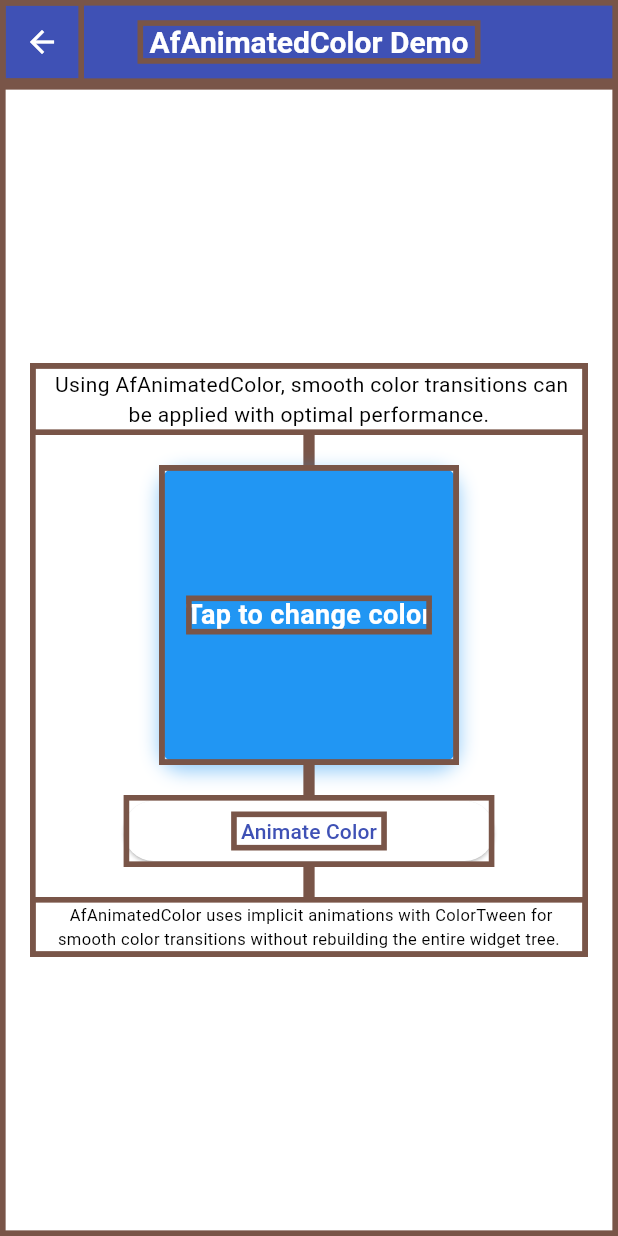
After one commit to FernandoDev007/af_animations, a Flutter app: the AfAnimatedColorPageOptimized screen opened by its route, on a phone screen of 412 x 824 dp. The commit adds this screen. Run offline on Flutter 3.47's test engine with Material 3 defaults, Android fonts, the phone set to English and light mode, and no system bars.

Commit message:
feat(widgets): add AfAnimatedColor widget with optimized/unoptimized examples
Add a new AfAnimatedColor widget that enables smooth color transitions with
performance optimizations built-in. This component simplifies color animation
implementation while maintaining efficiency.

Key additions:
- New AfAnimatedColor widget for color transition animations
- AfAnimatedColorPageOptimized example showcasing recommended implementation patterns
- AfAnimatedColorPageUnoptimized example demonstrating common performance pitfalls

These paired examples provide developers with clear guidance on best practices
when implementing color animations, highlighting the performance benefits of
proper implementation versus common anti-patterns.

````diff
--- a/example/lib/main.dart
+++ b/example/lib/main.dart
@@ -2,6 +2,8 @@ import 'dart:ui';
 
 import 'package:af_animations/af_animations.dart';
 import 'package:af_animations_example/home_page.dart';
+import 'package:af_animations_example/value_examples_demo/animated_color_page_optimized.dart';
+import 'package:af_animations_example/value_examples_demo/animated_color_page_unoptimized.dart';
 import 'package:af_animations_example/value_examples_demo/animated_composed_page_optimized.dart';
 import 'package:af_animations_example/value_examples_demo/animated_composed_page_unoptimized.dart';
 import 'package:af_animations_example/value_examples_demo/animated_secondary_value_page_optimized.dart';
@@ -50,6 +52,8 @@ class _MyAppState extends State<MyApp> {
           "/animated_secondary_value_page_unoptimized" : (context) => const AfAnimatedSecondaryValuePageUnoptimized(),
           "/animated_composed_page_optimized" : (context) => const AfAnimatedComposedPageOptimized(),
           "/animated_composed_page_unoptimized" : (context) => const AfAnimatedComposedPageUnoptimized(),
+          "/animated_color_page_optimized" : (context) => const AfAnimatedColorPageOptimized(),
+          "/animated_color_page_unoptimized" : (context) => const AfAnimatedColorPageUnoptimized(),
 
           /// Implicitly Animations
           "/implicitly_demo" : (context) => const ImplicitlyPage(),
--- /dev/null
+++ b/example/lib/value_examples_demo/animated_color_page_optimized.dart
@@ -0,0 +1,135 @@
+import 'package:af_animations/af_animations.dart';
+import 'package:flutter/material.dart';
+
+class AfAnimatedColorPageOptimized extends StatefulWidget {
+  const AfAnimatedColorPageOptimized({
+    super.key,
+  });
+
+  @override
+  State<AfAnimatedColorPageOptimized> createState() => _AfAnimatedColorPageOptimizedState();
+}
+
+class _AfAnimatedColorPageOptimizedState extends State<AfAnimatedColorPageOptimized> {
+
+  Color currentColor = Colors.blue;
+
+  List<Color> availableColors = [
+    Colors.blue,
+    Colors.red,
+    Colors.green,
+    Colors.purple,
+    Colors.orange,
+  ];
+
+  int colorIndex = 0;
+
+  void _changeColor() {
+    colorIndex = (colorIndex + 1) % availableColors.length;
+    currentColor = availableColors[colorIndex];
+    AfAnimations.update(context, ids: ["AfAnimatedColor Demo"]);
+  }
+
+  @override
+  Widget build(BuildContext context) {
+    return Scaffold(
+      appBar: PreferredSize(
+        preferredSize: Size(MediaQuery.of(context).size.width, kToolbarHeight),
+        child: AppBar(
+          title: const Padding(
+            padding: EdgeInsets.all(3.0),
+            child: Text(" AfAnimatedColor Demo "),
+          ).afShowRepaint(context),
+          centerTitle: true,
+          leading: IconButton(
+            onPressed: () => Navigator.of(context).pop(),
+            icon: const Icon(Icons.arrow_back),
+          ).afShowRepaint(context),
+        ).afShowRepaint(context),
+      ),
+      body: Center(
+        child: SingleChildScrollView(
+          padding: const EdgeInsets.symmetric(horizontal: 20, vertical: 20),
+          child: Column(
+            mainAxisSize: MainAxisSize.min,
+            children: [
+              const Padding(
+                padding: EdgeInsets.all(4.0),
+                child: Text(
+                  " Using AfAnimatedColor, smooth color transitions can be applied with optimal performance. ",
+                  textAlign: TextAlign.center,
+                ),
+              ).afShowRepaint(context),
+
+              const SizedBox(height: 20).afShowRepaint(context),
+
+              GestureDetector(
+                onTap: _changeColor,
+                child: AfAnimatedColor(
+                  id: "AfAnimatedColor Demo",
+                  color: () => currentColor,
+                  builder: (context, color, child) {
+                    return Container(
+                      height: 200,
+                      width: 200,
+                      decoration: BoxDecoration(
+                        color: color,
+                        borderRadius: BorderRadius.circular(16),
+                        boxShadow: [
+                          BoxShadow(
+                            color: color.withOpacity(0.5),
+                            blurRadius: 10,
+                            offset: const Offset(0, 4),
+                          ),
+                        ],
+                      ),
+                      child: child,
+                    ).afShowRepaint(context);
+                  },
+                  child: Center(
+                    child: Padding(
+                      padding: const EdgeInsets.all(16.0),
+                      child: const Text(
+                        "Tap to change color",
+                        style: TextStyle(
+                          color: Colors.white,
+                          fontWeight: FontWeight.bold,
+                          fontSize: 18,
+                        ),
+                        textAlign: TextAlign.center,
+                      ).afShowRepaint(context),
+                    ),
+                  ),
+                ),
+              ),
+
+              const SizedBox(height: 20).afShowRepaint(context),
+
+              SizedBox(
+                width: MediaQuery.of(context).size.width * 0.6,
+                child: ElevatedButton(
+                  onPressed: _changeColor,
+                  child: const Padding(
+                    padding: EdgeInsets.all(3.0),
+                    child: Text(" Animate Color "),
+                  ).afShowRepaint(context),
+                ),
+              ).afShowRepaint(context),
+
+              const SizedBox(height: 20).afShowRepaint(context),
+
+              const Padding(
+                padding: EdgeInsets.all(4.0),
+                child: Text(
+                  " AfAnimatedColor uses implicit animations with ColorTween for smooth color transitions without rebuilding the entire widget tree. ",
+                  textAlign: TextAlign.center,
+                  style: TextStyle(fontSize: 11),
+                ),
+              ).afShowRepaint(context),
+            ],
+          ).afShowRepaint(context),
+        ),
+      ).afShowRepaint(context),
+    );
+  }
+}
--- a/example/lib/value_examples_demo/value_page.dart
+++ b/example/lib/value_examples_demo/value_page.dart
@@ -114,9 +114,27 @@ class _ValuePageState extends State<ValuePage> {
 
               SizedBox(
                 width: MediaQuery.of(context).size.width * 0.6,
-                child: const ElevatedButton(
-                  onPressed: null, ///In progress
-                  child: Text("AfAnimatedColor", textAlign: TextAlign.center)
+                child: ElevatedButton(
+                  onPressed: () {
+                    Navigator.of(context).push(
+                      MaterialPageRoute(
+                        builder: (context) => SelectExampleTypePage(
+                          title: "AfAnimatedColor Demo",
+                          description: "Animating a color value by interpolating to the new color, "
+                            "perfect for smooth transitions of background colors, text colors, or borders",
+                          titleUnoptimizeVersion: "Without using AfAnimatedColor",
+                          onTapUnoptimizeVersion: () {
+                            Navigator.of(context).pushNamed("/animated_color_page_unoptimized");
+                          },
+                          titleOptimizeVersion: "Using AfAnimatedColor",
+                          onTapOptimizedVersion: () {
+                            Navigator.of(context).pushNamed("/animated_color_page_optimized");
+                          },
+                        )
+                      )
+                    );
+                  },
+                  child: const Text("AfAnimatedColor", textAlign: TextAlign.center)
                 ),
               ),
 
--- a/lib/af_animations.dart
+++ b/lib/af_animations.dart
@@ -14,6 +14,7 @@ part 'af_widget_state.dart';
 part 'extensions/widgets_extension.dart';
 part 'implicitly/animated_clip_rrect.dart';
 part 'other/builder.dart';
+part 'value/animated_color.dart';
 part 'value/animated_composed.dart';
 part 'value/animated_secondary_value.dart';
 part 'value/animated_value.dart';
--- /dev/null
+++ b/lib/value/animated_color.dart
@@ -0,0 +1,208 @@
+part of '../af_animations.dart';
+
+/// {@template AfWidgets_AfAnimatedColor}
+/// Animating a color value by interpolating to the new color,
+/// a dynamic animation widget using ```AfAnimations.update```
+/// or by using ```AfController``` and ```controller.update```, will animate the change.
+///
+/// This widget is useful for animating background colors, text colors, border colors,
+/// or any other color property with smooth transitions.
+/// {@endtemplate}
+///
+/// {@macro AfWidgets_howToUse}
+///
+/// All AfWidgets
+/// {@macro AfWidgets_all}
+class AfAnimatedColor extends StatefulWidget {
+  /// {@macro AfWidgets_AfAnimatedColor}
+  const AfAnimatedColor({
+    super.key,
+    this.controller,
+    this.id = "",
+    required this.color,
+    required this.builder,
+    this.duration,
+    this.curve,
+    this.onEnd,
+    this.child,
+    this.initState,
+    this.didUpdateWidget,
+    this.didChangeDependencies,
+    this.dispose,
+  });
+
+  /// {@macro AfController}
+  final AfController? controller;
+
+  /// {@macro AfWidgets_id}
+  final String id;
+
+  /// {@macro AfWidgets_duration}
+  final Duration? duration;
+
+  /// {@macro AfWidgets_curve}
+  final Curve? curve;
+
+  /// {@macro AfAnimations_onEnd}
+  final VoidCallback? onEnd;
+
+  /// The widget below this widget in the tree.
+  ///
+  /// {@macro flutter.widgets.ProxyWidget.child}
+  final Widget? child;
+
+  /// The color value to update for performing the interpolation animation in the builder.
+  ///
+  /// {@macro AfWidgets_whyFunction}
+  final Color Function() color;
+
+  /// Called to obtain the child widget.
+  ///
+  /// This function is called whenever this widget is included in its parent's
+  /// build and the old widget (if any) that it synchronizes with has a distinct
+  /// object identity. Typically the parent's build method will construct
+  /// a new tree of widgets and so a new Builder child will not be [identical]
+  /// to the corresponding old one.
+  ///
+  /// And it also returns the current color value of the animation.
+  final Widget Function(
+    BuildContext context,
+    Color color,
+    Widget child,
+  ) builder;
+
+  /// {@macro AfWidgetOn_initState}
+  final void Function()? initState;
+
+  /// {@macro AfWidgetOn_didUpdateWidget}
+  final void Function(AfAnimatedColor oldWidget)? didUpdateWidget;
+
+  /// {@macro AfWidgetOn_didChangeDependencies}
+  final void Function()? didChangeDependencies;
+
+  /// {@macro AfWidgetOn_dispose}
+  final void Function()? dispose;
+
+  @override
+  State<AfAnimatedColor> createState() => _AfAnimatedColorState();
+}
+
+class _AfAnimatedColorState extends _AfWidget<AfAnimatedColor> {
+  late Color color;
+
+  @override
+  String get id => widget.id;
+
+  @override
+  AfController? get controller => widget.controller;
+
+  @override
+  _AfWidgetOn<AfAnimatedColor> get afWidgetOn {
+    return _AfWidgetOn<AfAnimatedColor>(
+      initState: widget.initState,
+      didUpdateWidget: widget.didUpdateWidget,
+      didChangeDependencies: widget.didChangeDependencies,
+      dispose: widget.dispose,
+    );
+  }
+
+  @override
+  void update() {
+    color = widget.color();
+  }
+
+  @override
+  Widget build(BuildContext context) {
+    return _AfAnimatedColor(
+      controller: controller,
+      color: color,
+      builder: widget.builder,
+      duration: widget.duration ?? AfAnimations.getDuration(context),
+      curve: widget.curve ?? AfAnimations.getCurve(context),
+      onEnd: () {
+        widget.onEnd?.call();
+        AfAnimations.callOnEnd(context);
+        controller?.callOnEnd();
+      },
+      child: widget.child ?? const SizedBox.shrink(),
+    );
+  }
+}
+
+/// Used exclusively for ```AfAnimatedColor```
+class _AfAnimatedColor extends ImplicitlyAnimatedWidget {
+  /// Used exclusively for ```AfAnimatedColor```
+  const _AfAnimatedColor({
+    Key? key,
+    required this.color,
+    required this.builder,
+    required this.controller,
+    required this.child,
+    required Curve curve,
+    required Duration duration,
+    required VoidCallback? onEnd,
+  }) : super(key: key, curve: curve, duration: duration, onEnd: onEnd);
+
+  /// {@macro AfController}
+  final AfController? controller;
+
+  /// The color value of the animation to update.
+  final Color color;
+
+  /// The widget below this widget in the tree.
+  final Widget? child;
+
+  /// Called to obtain the child widget.
+  ///
+  /// This function is called whenever this widget is included in its parent's
+  /// build and the old widget (if any) that it synchronizes with has a distinct
+  /// object identity. Typically the parent's build method will construct
+  /// a new tree of widgets and so a new Builder child will not be [identical]
+  /// to the corresponding old one.
+  ///
+  /// And it also returns the current color value of the animation.
+  final Widget Function(
+    BuildContext context,
+    Color color,
+    Widget child,
+  ) builder;
+
+  @override
+  __AfAnimatedColorState createState() => __AfAnimatedColorState();
+
+  @override
+  void debugFillProperties(DiagnosticPropertiesBuilder properties) {
+    super.debugFillProperties(properties);
+    properties
+        .add(DiagnosticsProperty<Color>('color', color, defaultValue: null));
+  }
+}
+
+class __AfAnimatedColorState extends AnimatedWidgetBaseState<_AfAnimatedColor> {
+  ColorTween? _colorTween;
+
+  @override
+  void forEachTween(TweenVisitor<dynamic> visitor) {
+    _colorTween = visitor(_colorTween, widget.color,
+            (dynamic value) => ColorTween(begin: value as Color))
+        as ColorTween?;
+  }
+
+  @override
+  Widget build(BuildContext context) {
+    return widget.builder
+        .call(
+          context,
+          _colorTween?.evaluate(animation) ?? Colors.transparent,
+          widget.child ?? const SizedBox.shrink(),
+        )
+        .afShowRepaint(context, controller: widget.controller);
+  }
+
+  @override
+  void debugFillProperties(DiagnosticPropertiesBuilder description) {
+    super.debugFillProperties(description);
+    description.add(DiagnosticsProperty<ColorTween>('color', _colorTween,
+        defaultValue: null));
+  }
+}
````
Also changed, not shown: example/lib/value_examples_demo/animated_color_page_unoptimized.dart (added, +184 -0 lines).
